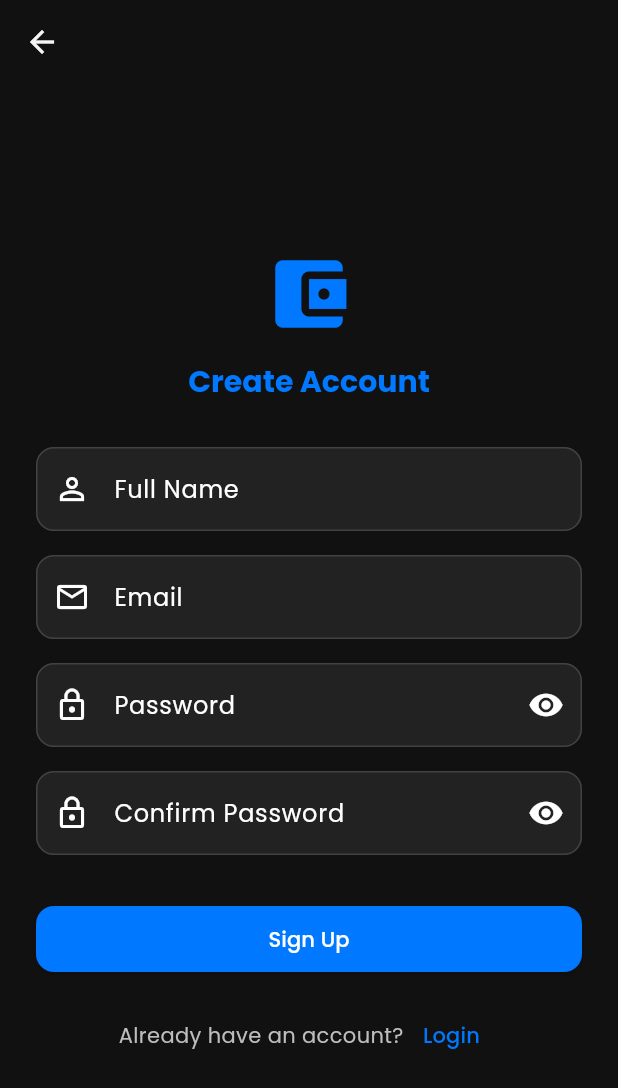
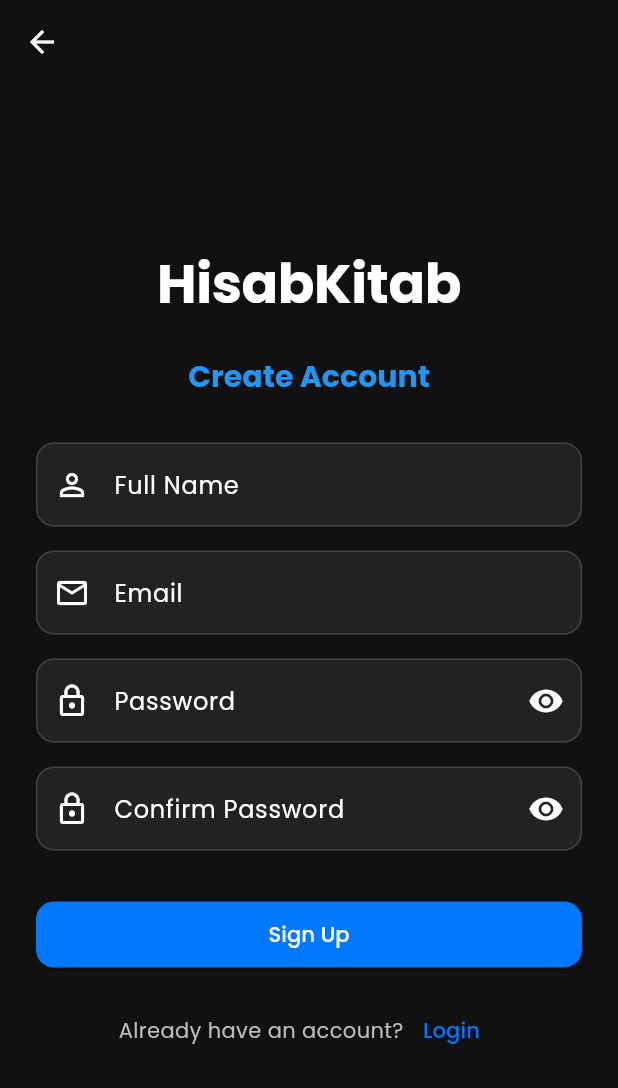
Before and after one commit to ekrajghimire/HisabKitab, a Flutter app: the SignupScreen screen opened directly, on a phone screen of 412 x 824 dp. Shown: the top 1088 px of the screen. Run offline on Flutter 3.47's test engine with Material 3 defaults, Android fonts, the light colour scheme and no system bars; our stand-ins replace cloud_firestore, firebase_auth, firebase_core, firebase_storage, fixnum, flutter_svg and 3 more; missing offline and left inert: mongo_dart; accounts and stored records are empty; generated files the repository leaves out were written again.

Commit message:
Minor fixes

```diff
--- a/lib/features/auth/screens/signup_screen.dart
+++ b/lib/features/auth/screens/signup_screen.dart
@@ -1,4 +1,5 @@
 import 'package:flutter/material.dart';
+import 'package:hisabkitab/core/constants/app_constants.dart';
 import 'package:provider/provider.dart';
 import '../../../core/utils/app_utils.dart';
 import '../providers/auth_provider.dart';
@@ -72,20 +73,24 @@
                 mainAxisAlignment: MainAxisAlignment.center,
                 crossAxisAlignment: CrossAxisAlignment.stretch,
                 children: [
+                  const SizedBox(height: 0),
                   // App Logo
-                  Icon(
-                    Icons.account_balance_wallet,
-                    size: 60,
-                    color: Theme.of(context).colorScheme.primary,
+                  Text(
+                    AppConstants.appName,
+                    textAlign: TextAlign.center,
+                    style: Theme.of(context).textTheme.displayLarge?.copyWith(
+                      color: Colors.white,
+                      fontWeight: FontWeight.bold,
+                      fontSize: 36,
+                    ),
                   ),
-                  const SizedBox(height: 16),
-
+                  const SizedBox(height: 30),
                   // App Name
                   Text(
                     'Create Account',
                     textAlign: TextAlign.center,
                     style: Theme.of(context).textTheme.displaySmall?.copyWith(
-                      color: Theme.of(context).colorScheme.primary,
+                      color: Colors.blue,
                       fontWeight: FontWeight.bold,
                     ),
                   ),
```
